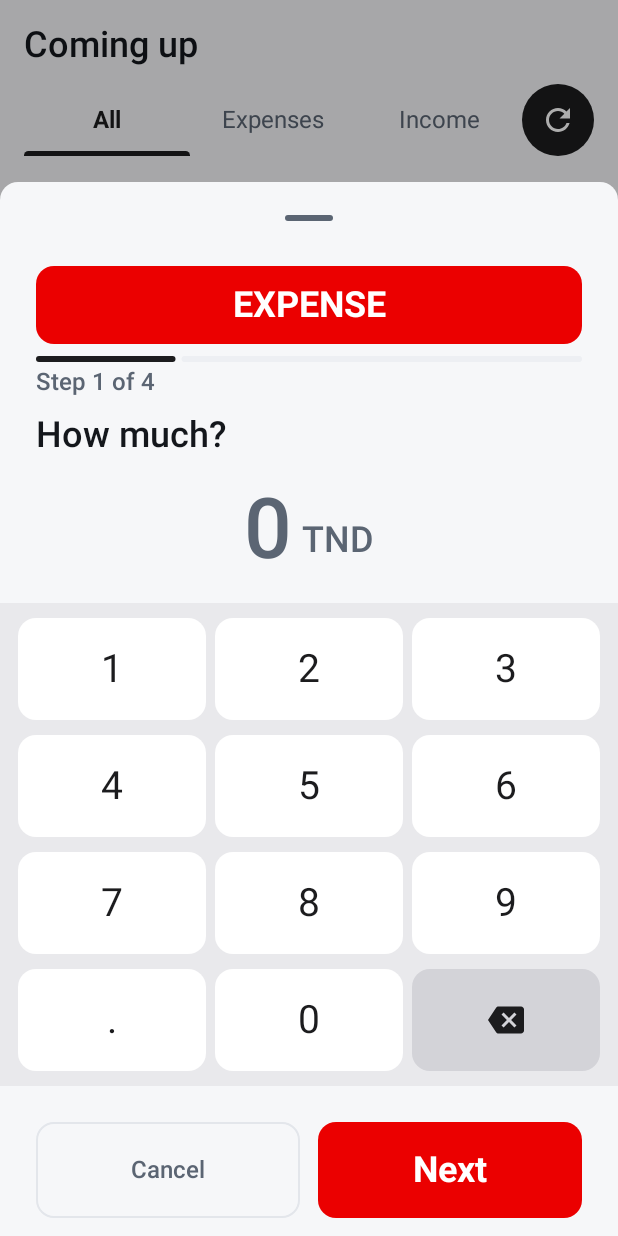
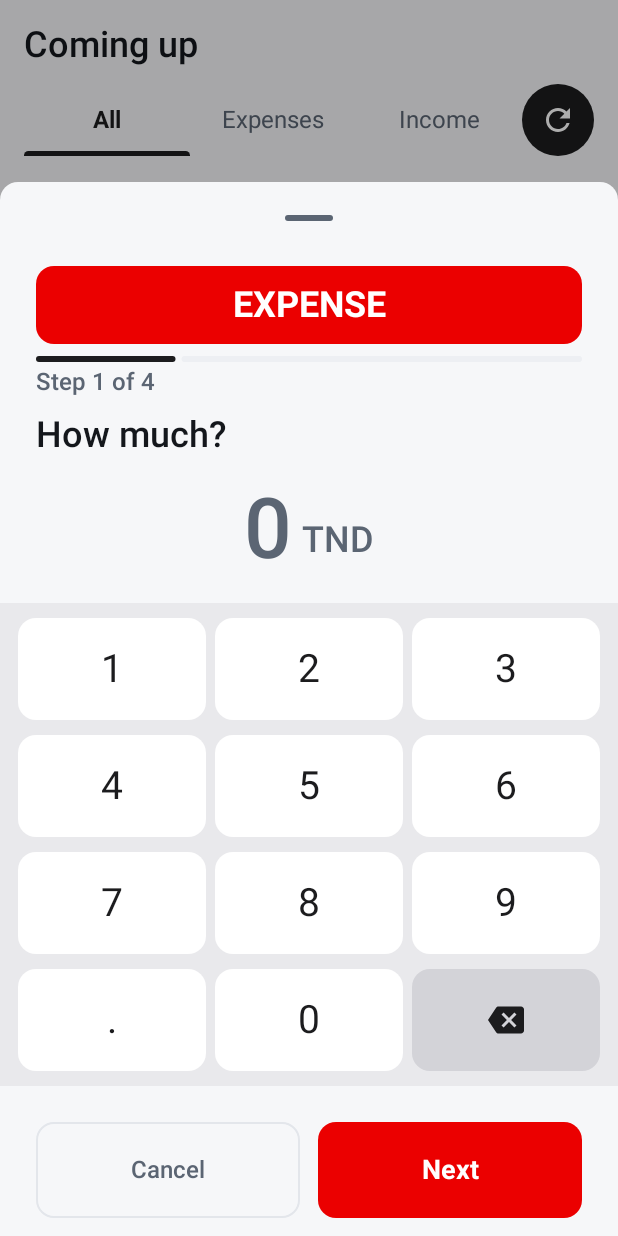
Before and after one commit to dragovitcmia-dot/MoneyPlan, an Android app built with Jetpack Compose: the composable UpcomingScreen shown on its own in the app's theme, after a tap on "Add one", on a phone screen of 412 x 824 dp. Run offline under Robolectric (Android 15) with nearby library versions, the phone set to English and light mode, and no system bars; our stand-ins replace Room's generated code; 2 statements that could not run were skipped; 1 other tap on this screen came first.

Commit message:
v0.10.0: screenshot-pass fixes (wizard buttons stack at large fonts, capped tab/strip/header fonts), smoke fixes (auto-accept check in dark-normal, scroll-robust walks)
Co-Authored-By: Claude Sonnet 5.5 <noreply@anthropic.com>
Claude-Session: https://claude.ai/code/session_011RdXaBfxb67EPHeNYQjkGc

```diff
--- a/app/src/main/java/com/cashflow/app/ui/home/EntryComposer.kt
+++ b/app/src/main/java/com/cashflow/app/ui/home/EntryComposer.kt
@@ -341,14 +341,17 @@ fun EntryComposer(
 
         if (wizard.step != WizardStep.BELOW_ZERO) {
             // Back and Next / Add: white bold text on the kind color.
-            Row(Modifier.fillMaxWidth().padding(horizontal = Spacing.xl, vertical = Spacing.m), horizontalArrangement = Arrangement.spacedBy(Spacing.m)) {
+            val last = wizard.step == WizardStep.REVIEW
+            val stacked = androidx.compose.ui.platform.LocalDensity.current.fontScale > 1.3f // a very large font: the buttons sit one above the other
+            val backButton = @Composable { m: Modifier ->
                 AppButton(
                     stringResource(if (EntryWizard.back(wizard) == null) R.string.action_cancel else R.string.wizard_back),
                     onClick = ::goBack,
-                    modifier = Modifier.weight(1f).heightIn(min = 64.dp),
+                    modifier = m.heightIn(min = 64.dp),
                     style = AppButtonStyle.Outlined,
                 )
-                val last = wizard.step == WizardStep.REVIEW
+            }
+            val nextButton = @Composable { m: Modifier ->
                 AppButton(
                     text = stringResource(
                         when {
@@ -360,10 +363,21 @@ fun EntryComposer(
                     ),
                     onClick = { if (last) add() else goNext() },
                     enabled = !saving,
-                    modifier = Modifier.weight(1f).heightIn(min = 64.dp),
+                    modifier = m.heightIn(min = 64.dp),
                     colors = ButtonDefaults.buttonColors(containerColor = accentFill, contentColor = colors.buttonLabel),
-                    textStyle = MaterialTheme.typography.titleLarge.copy(fontWeight = FontWeight.Bold),
+                    textStyle = MaterialTheme.typography.titleMedium.copy(fontWeight = FontWeight.Bold),
                 )
+            }
+            if (stacked) {
+                Column(Modifier.fillMaxWidth().padding(horizontal = Spacing.xl, vertical = Spacing.m), verticalArrangement = Arrangement.spacedBy(Spacing.s)) {
+                    nextButton(Modifier.fillMaxWidth())
+                    backButton(Modifier.fillMaxWidth())
+                }
+            } else {
+                Row(Modifier.fillMaxWidth().padding(horizontal = Spacing.xl, vertical = Spacing.m), horizontalArrangement = Arrangement.spacedBy(Spacing.m)) {
+                    backButton(Modifier.weight(1f))
+                    nextButton(Modifier.weight(1f))
+                }
             }
         }
 
--- a/app/src/main/java/com/cashflow/app/ui/home/PlanPurchaseSheet.kt
+++ b/app/src/main/java/com/cashflow/app/ui/home/PlanPurchaseSheet.kt
@@ -318,7 +318,7 @@ private fun CalendarStrip(cells: List<StripCell>, option: PurchaseOption) {
         modifier = Modifier.fillMaxWidth().semantics { contentDescription = desc },
         horizontalArrangement = Arrangement.spacedBy(Spacing.xs),
     ) {
-        items(cells, key = { it.date.toEpochDay() }) { cell -> StripCellView(cell) }
+        items(cells, key = { it.date.toEpochDay() }) { cell -> com.cashflow.app.ui.theme.CappedFontScale { StripCellView(cell) } }
     }
 }
 
--- a/app/src/main/java/com/cashflow/app/ui/notifications/NotificationCenterScreen.kt
+++ b/app/src/main/java/com/cashflow/app/ui/notifications/NotificationCenterScreen.kt
@@ -89,6 +89,7 @@ fun NotificationCenterScreen(
     Column(
         Modifier.fillMaxSize().padding(top = contentPadding.calculateTopPadding(), start = Spacing.s, end = Spacing.l),
     ) {
+        com.cashflow.app.ui.theme.CappedFontScale {
         Row(Modifier.fillMaxWidth().heightIn(min = 56.dp), verticalAlignment = Alignment.CenterVertically) {
             IconButton(onClick = onClose, modifier = Modifier.size(48.dp)) {
                 Icon(Icons.AutoMirrored.Filled.ArrowBack, contentDescription = stringResource(R.string.center_back))
@@ -97,6 +98,7 @@ fun NotificationCenterScreen(
             TextButton(onClick = { scope.launch { app.notificationCenter.markAllRead() } }, enabled = anyUnread, modifier = Modifier.heightIn(min = 48.dp)) {
                 Text(stringResource(R.string.center_mark_all))
             }
+        }
         }
         if (entries.isEmpty()) {
             Text(
--- a/app/src/main/java/com/cashflow/app/ui/theme/Design.kt
+++ b/app/src/main/java/com/cashflow/app/ui/theme/Design.kt
@@ -33,3 +33,16 @@ object Motion {
     fun <T> fast(): TweenSpec<T> = tween(FAST_MS, easing = Easing)
     fun <T> standard(): TweenSpec<T> = tween(STANDARD_MS, easing = Easing)
 }
+
+/**
+ * Content whose boxes have a fixed size (the tab row, the strip cells, a screen header next to an action) keeps the user's
+ * font size up to [max] and no further, like the bottom bar: at 2.0 the labels would not fit their boxes at all.
+ */
+@androidx.compose.runtime.Composable
+fun CappedFontScale(max: Float = 1.3f, content: @androidx.compose.runtime.Composable () -> Unit) {
+    val density = androidx.compose.ui.platform.LocalDensity.current
+    androidx.compose.runtime.CompositionLocalProvider(
+        androidx.compose.ui.platform.LocalDensity provides androidx.compose.ui.unit.Density(density.density, minOf(density.fontScale, max)),
+        content = content,
+    )
+}
--- a/app/src/main/java/com/cashflow/app/ui/upcoming/UpcomingScreen.kt
+++ b/app/src/main/java/com/cashflow/app/ui/upcoming/UpcomingScreen.kt
@@ -151,11 +151,13 @@ fun UpcomingScreen(
         }
         item(key = "filters", contentType = "filters") {
             // One row: three equal tabs (All, Expenses, Income) and, at the end, the toggle between occurrences and the series list.
-            UpcomingTabs(
-                view = view,
-                onType = { haptics.tick(); upcoming.setType(it) },
-                onToggleSeries = { haptics.tick(); upcoming.toggleSeries() },
-            )
+            com.cashflow.app.ui.theme.CappedFontScale {
+                UpcomingTabs(
+                    view = view,
+                    onType = { haptics.tick(); upcoming.setType(it) },
+                    onToggleSeries = { haptics.tick(); upcoming.toggleSeries() },
+                )
+            }
         }
 
         if (view.showSeries) {
@@ -466,6 +468,8 @@ private fun UpcomingTabs(view: UpcomingView, onType: (UpcomingType) -> Unit, onT
                     Text(
                         stringResource(label),
                         style = MaterialTheme.typography.titleSmall,
+                        maxLines = 1,
+                        softWrap = false,
                         fontWeight = if (selected) FontWeight.Bold else FontWeight.Normal,
                         color = if (selected) tabColor else MaterialTheme.colorScheme.onSurfaceVariant,
                     )
```
Also changed, not shown: 1 other file.
